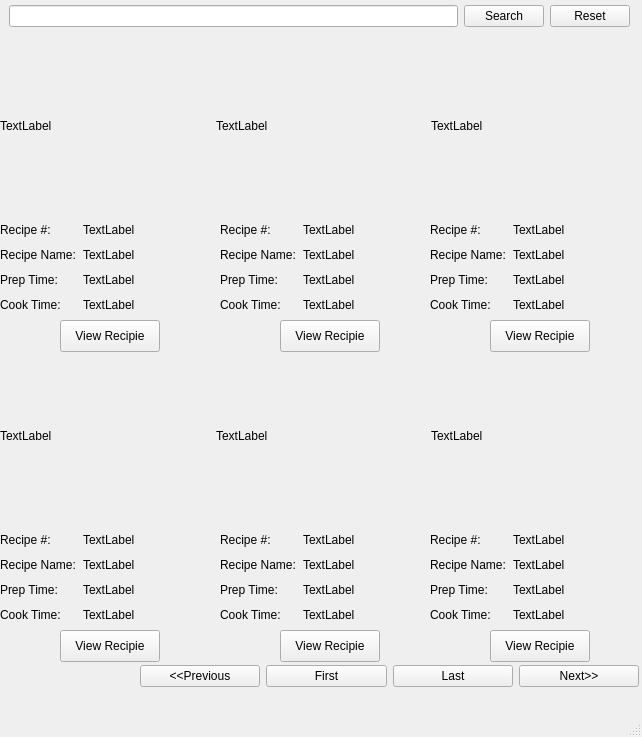
Above: mainwindow.ui from TheNuclearNexus/2050-Final-Project before the change. Below: the same form after it.
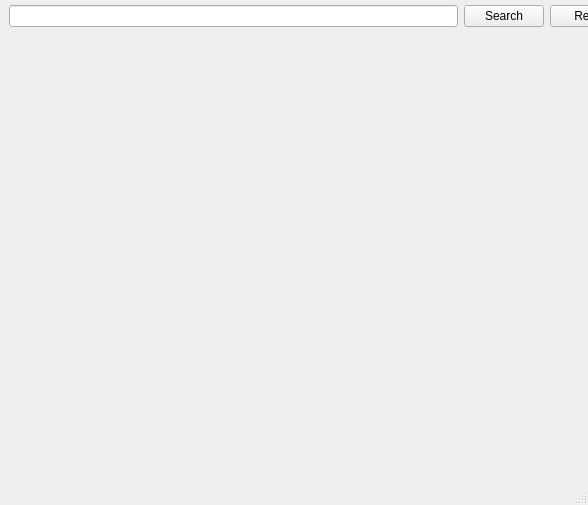
That is the form after the change.

Commit message: RecipeUI previous first next function working, last is not working as supposed to

Diff of the .ui file:
```diff
--- a/mainwindow.ui
+++ b/mainwindow.ui
@@ -6,206 +6,14 @@
    <rect>
     <x>0</x>
     <y>0</y>
-    <width>642</width>
-    <height>737</height>
+    <width>588</width>
+    <height>505</height>
    </rect>
   </property>
   <property name="windowTitle">
    <string>MainWindow</string>
   </property>
   <widget class="QWidget" name="centralwidget">
-   <widget class="QWidget" name="horizontalLayoutWidget">
-    <property name="geometry">
-     <rect>
-      <x>0</x>
-      <y>40</y>
-      <width>641</width>
-      <height>171</height>
-     </rect>
-    </property>
-    <layout class="QHBoxLayout" name="recipie_row_0">
-     <item>
-      <widget class="QLabel" name="recepie_1_pic">
-       <property name="text">
-        <string>TextLabel</string>
-       </property>
-       <property name="scaledContents">
-        <bool>true</bool>
-       </property>
-      </widget>
-     </item>
-     <item>
-      <widget class="QLabel" name="recepie_2_pic">
-       <property name="text">
-        <string>TextLabel</string>
-       </property>
-       <property name="scaledContents">
-        <bool>true</bool>
-       </property>
-      </widget>
-     </item>
-     <item>
-      <widget class="QLabel" name="recepie_3_pic">
-       <property name="text">
-        <string>TextLabel</string>
-       </property>
-       <property name="scaledContents">
-        <bool>true</bool>
-       </property>
-      </widget>
-     </item>
-    </layout>
-   </widget>
-   <widget class="QWidget" name="horizontalLayoutWidget_2">
-    <property name="geometry">
-     <rect>
-      <x>0</x>
-      <y>350</y>
-      <width>641</width>
-      <height>171</height>
-     </rect>
-    </property>
-    <layout class="QHBoxLayout" name="recipie_row_1">
-     <item>
-      <widget class="QLabel" name="recepie_4_pic">
-       <property name="text">
-        <string>TextLabel</string>
-       </property>
-       <property name="scaledContents">
-        <bool>true</bool>
-       </property>
-      </widget>
-     </item>
-     <item>
-      <widget class="QLabel" name="recepie_6_pic">
-       <property name="text">
-        <string>TextLabel</string>
-       </property>
-       <property name="scaledContents">
-        <bool>true</bool>
-       </property>
-      </widget>
-     </item>
-     <item>
-      <widget class="QLabel" name="recepie_5_pic">
-       <property name="text">
-        <string>TextLabel</string>
-       </property>
-       <property name="scaledContents">
-        <bool>true</bool>
-       </property>
-      </widget>
-     </item>
-    </layout>
-   </widget>
-   <widget class="QWidget" name="horizontalLayoutWidget_3">
-    <property name="geometry">
-     <rect>
-      <x>140</x>
-      <y>660</y>
-      <width>499</width>
-      <height>32</height>
-     </rect>
-    </property>
-    <layout class="QHBoxLayout" name="browse_button">
-     <item>
-      <widget class="QPushButton" name="previous_button">
-       <property name="text">
-        <string>&lt;&lt;Previous</string>
-       </property>
-      </widget>
-     </item>
-     <item>
-      <widget class="QPushButton" name="first_button">
-       <property name="text">
-        <string>First</string>
-       </property>
-      </widget>
-     </item>
-     <item>
-      <widget class="QPushButton" name="last_button">
-       <property name="text">
-        <string>Last</string>
-       </property>
-      </widget>
-     </item>
-     <item>
-      <widget class="QPushButton" name="pushButton">
-       <property name="text">
-        <string>Next&gt;&gt;</string>
-       </property>
-      </widget>
-     </item>
-    </layout>
-   </widget>
-   <widget class="QWidget" name="gridLayoutWidget">
-    <property name="geometry">
-     <rect>
-      <x>0</x>
-      <y>220</y>
-      <width>160</width>
-      <height>94</height>
-     </rect>
-    </property>
-    <layout class="QGridLayout" name="recipe_1">
-     <item row="3" column="0">
-      <widget class="QLabel" name="first_recipe_3_0">
-       <property name="text">
-        <string>Cook Time:</string>
-       </property>
-      </widget>
-     </item>
-     <item row="0" column="0">
-      <widget class="QLabel" name="first_recipe_0_0">
-       <property name="text">
-        <string>Recipe #:</string>
-       </property>
-      </widget>
-     </item>
-     <item row="2" column="0">
-      <widget class="QLabel" name="first_recipe_2_0">
-       <property name="text">
-        <string>Prep Time:</string>
-       </property>
-      </widget>
-     </item>
-     <item row="1" column="0">
-      <widget class="QLabel" name="first_recipe_1_0">
-       <property name="text">
-        <string>Recipe Name:</string>
-       </property>
-      </widget>
-     </item>
-     <item row="1" column="1">
-      <widget class="QLabel" name="first_recipe_1_1">
-       <property name="text">
-        <string>TextLabel</string>
-       </property>
-      </widget>
-     </item>
-     <item row="0" column="1">
-      <widget class="QLabel" name="first_recipe_0_1">
-       <property name="text">
-        <string>TextLabel</string>
-       </property>
-      </widget>
-     </item>
-     <item row="2" column="1">
-      <widget class="QLabel" name="first_recipe_2_1">
-       <property name="text">
-        <string>TextLabel</string>
-       </property>
-      </widget>
-     </item>
-     <item row="3" column="1">
-      <widget class="QLabel" name="first_recipe_3_1">
-       <property name="text">
-        <string>TextLabel</string>
-       </property>
-      </widget>
-     </item>
-    </layout>
-   </widget>
    <widget class="QWidget" name="horizontalLayoutWidget_4">
     <property name="geometry">
      <rect>
@@ -235,424 +43,6 @@
      </item>
     </layout>
    </widget>
-   <widget class="QWidget" name="gridLayoutWidget_2">
-    <property name="geometry">
-     <rect>
-      <x>220</x>
-      <y>220</y>
-      <width>160</width>
-      <height>94</height>
-     </rect>
-    </property>
-    <layout class="QGridLayout" name="recipe_2">
-     <item row="3" column="0">
-      <widget class="QLabel" name="second_recipe_3_0">
-       <property name="text">
-        <string>Cook Time:</string>
-       </property>
-      </widget>
-     </item>
-     <item row="0" column="0">
-      <widget class="QLabel" name="second_recipe_0_0">
-       <property name="text">
-        <string>Recipe #:</string>
-       </property>
-      </widget>
-     </item>
-     <item row="2" column="0">
-      <widget class="QLabel" name="second_recipe_2_0">
-       <property name="text">
-        <string>Prep Time:</string>
-       </property>
-      </widget>
-     </item>
-     <item row="1" column="0">
-      <widget class="QLabel" name="second_recipe_1_0">
-       <property name="text">
-        <string>Recipe Name:</string>
-       </property>
-      </widget>
-     </item>
-     <item row="1" column="1">
-      <widget class="QLabel" name="second_recipe_1_1">
-       <property name="text">
-        <string>TextLabel</string>
-       </property>
-      </widget>
-     </item>
-     <item row="0" column="1">
-      <widget class="QLabel" name="second_recipe_0_1">
-       <property name="text">
-        <string>TextLabel</string>
-       </property>
-      </widget>
-     </item>
-     <item row="2" column="1">
-      <widget class="QLabel" name="second_recipe_2_1">
-       <property name="text">
-        <string>TextLabel</string>
-       </property>
-      </widget>
-     </item>
-     <item row="3" column="1">
-      <widget class="QLabel" name="second_recipe_3_1">
-       <property name="text">
-        <string>TextLabel</string>
-       </property>
-      </widget>
-     </item>
-    </layout>
-   </widget>
-   <widget class="QWidget" name="gridLayoutWidget_3">
-    <property name="geometry">
-     <rect>
-      <x>430</x>
-      <y>220</y>
-      <width>160</width>
-      <height>94</height>
-     </rect>
-    </property>
-    <layout class="QGridLayout" name="recipe_3">
-     <item row="3" column="0">
-      <widget class="QLabel" name="third_recipe_3_0">
-       <property name="text">
-        <string>Cook Time:</string>
-       </property>
-      </widget>
-     </item>
-     <item row="0" column="0">
-      <widget class="QLabel" name="third_recipe_0_0">
-       <property name="text">
-        <string>Recipe #:</string>
-       </property>
-      </widget>
-     </item>
-     <item row="2" column="0">
-      <widget class="QLabel" name="third_recipe_2_0">
-       <property name="text">
-        <string>Prep Time:</string>
-       </property>
-      </widget>
-     </item>
-     <item row="1" column="0">
-      <widget class="QLabel" name="third_recipe_1_0">
-       <property name="text">
-        <string>Recipe Name:</string>
-       </property>
-      </widget>
-     </item>
-     <item row="1" column="1">
-      <widget class="QLabel" name="third_recipe_1_1">
-       <property name="text">
-        <string>TextLabel</string>
-       </property>
-      </widget>
-     </item>
-     <item row="0" column="1">
-      <widget class="QLabel" name="third_recipe_0_1">
-       <property name="text">
-        <string>TextLabel</string>
-       </property>
-      </widget>
-     </item>
-     <item row="2" column="1">
-      <widget class="QLabel" name="third_recipe_2_1">
-       <property name="text">
-        <string>TextLabel</string>
-       </property>
-      </widget>
-     </item>
-     <item row="3" column="1">
-      <widget class="QLabel" name="third_recipe_3_1">
-       <property name="text">
-        <string>TextLabel</string>
-       </property>
-      </widget>
-     </item>
-    </layout>
-   </widget>
-   <widget class="QWidget" name="gridLayoutWidget_4">
-    <property name="geometry">
-     <rect>
-      <x>0</x>
-      <y>530</y>
-      <width>160</width>
-      <height>94</height>
-     </rect>
-    </property>
-    <layout class="QGridLayout" name="recipe_4">
-     <item row="3" column="0">
-      <widget class="QLabel" name="fourth_recipe_3_0">
-       <property name="text">
-        <string>Cook Time:</string>
-       </property>
-      </widget>
-     </item>
-     <item row="0" column="0">
-      <widget class="QLabel" name="fourth_recipe_0_0">
-       <property name="text">
-        <string>Recipe #:</string>
-       </property>
-      </widget>
-     </item>
-     <item row="2" column="0">
-      <widget class="QLabel" name="fourth_recipe_2_0">
-       <property name="text">
-        <string>Prep Time:</string>
-       </property>
-      </widget>
-     </item>
-     <item row="1" column="0">
-      <widget class="QLabel" name="fourth_recipe_1_0">
-       <property name="text">
-        <string>Recipe Name:</string>
-       </property>
-      </widget>
-     </item>
-     <item row="1" column="1">
-      <widget class="QLabel" name="fourth_recipe_1_1">
-       <property name="text">
-        <string>TextLabel</string>
-       </property>
-      </widget>
-     </item>
-     <item row="0" column="1">
-      <widget class="QLabel" name="fourth_recipe_0_1">
-       <property name="text">
-        <string>TextLabel</string>
-       </property>
-      </widget>
-     </item>
-     <item row="2" column="1">
-      <widget class="QLabel" name="fourth_recipe_2_1">
-       <property name="text">
-        <string>TextLabel</string>
-       </property>
-      </widget>
-     </item>
-     <item row="3" column="1">
-      <widget class="QLabel" name="fourth_recipe_3_1">
-       <property name="text">
-        <string>TextLabel</string>
-       </property>
-      </widget>
-     </item>
-    </layout>
-   </widget>
-   <widget class="QWidget" name="gridLayoutWidget_5">
-    <property name="geometry">
-     <rect>
-      <x>220</x>
-      <y>530</y>
-      <width>160</width>
-      <height>94</height>
-     </rect>
-    </property>
-    <layout class="QGridLayout" name="recipe_5">
-     <item row="3" column="0">
-      <widget class="QLabel" name="fifth_recipe_3_0">
-       <property name="text">
-        <string>Cook Time:</string>
-       </property>
-      </widget>
-     </item>
-     <item row="0" column="0">
-      <widget class="QLabel" name="fifth_recipe_0_0">
-       <property name="text">
-        <string>Recipe #:</string>
-       </property>
-      </widget>
-     </item>
-     <item row="2" column="0">
-      <widget class="QLabel" name="fifth_recipe_2_0">
-       <property name="text">
-        <string>Prep Time:</string>
-       </property>
-      </widget>
-     </item>
-     <item row="1" column="0">
-      <widget class="QLabel" name="fifth_recipe_1_0">
-       <property name="text">
-        <string>Recipe Name:</string>
-       </property>
-      </widget>
-     </item>
-     <item row="1" column="1">
-      <widget class="QLabel" name="fifth_recipe_1_1">
-       <property name="text">
-        <string>TextLabel</string>
-       </property>
-      </widget>
-     </item>
-     <item row="0" column="1">
-      <widget class="QLabel" name="fifth_recipe_0_1">
-       <property name="text">
-        <string>TextLabel</string>
-       </property>
-      </widget>
-     </item>
-     <item row="2" column="1">
-      <widget class="QLabel" name="fifth_recipe_2_1">
-       <property name="text">
-        <string>TextLabel</string>
-       </property>
-      </widget>
-     </item>
-     <item row="3" column="1">
-      <widget class="QLabel" name="fifth_recipe_3_1">
-       <property name="text">
-        <string>TextLabel</string>
-       </property>
-      </widget>
-     </item>
-    </layout>
-   </widget>
-   <widget class="QWidget" name="gridLayoutWidget_6">
-    <property name="geometry">
-     <rect>
-      <x>430</x>
-      <y>530</y>
-      <width>160</width>
-      <height>94</height>
-     </rect>
-    </property>
-    <layout class="QGridLayout" name="recipe_6">
-     <item row="3" column="0">
-      <widget class="QLabel" name="sixth_recipe_3_0">
-       <property name="text">
-        <string>Cook Time:</string>
-       </property>
-      </widget>
-     </item>
-     <item row="0" column="0">
-      <widget class="QLabel" name="sixth_recipe_0_0">
-       <property name="text">
-        <string>Recipe #:</string>
-       </property>
-      </widget>
-     </item>
-     <item row="2" column="0">
-      <widget class="QLabel" name="sixth_recipe_2_0">
-       <property name="text">
-        <string>Prep Time:</string>
-       </property>
-      </widget>
-     </item>
-     <item row="1" column="0">
-      <widget class="QLabel" name="sixth_recipe_1_0">
-       <property name="text">
-        <string>Recipe Name:</string>
-       </property>
-      </widget>
-     </item>
-     <item row="1" column="1">
-      <widget class="QLabel" name="sixth_recipe_1_1">
-       <property name="text">
-        <string>TextLabel</string>
-       </property>
-      </widget>
-     </item>
-     <item row="0" column="1">
-      <widget class="QLabel" name="sixth_recipe_0_1">
-       <property name="text">
-        <string>TextLabel</string>
-       </property>
-      </widget>
-     </item>
-     <item row="2" column="1">
-      <widget class="QLabel" name="sixth_recipe_2_1">
-       <property name="text">
-        <string>TextLabel</string>
-       </property>
-      </widget>
-     </item>
-     <item row="3" column="1">
-      <widget class="QLabel" name="sixth_recipe_3_1">
-       <property name="text">
-        <string>TextLabel</string>
-       </property>
-      </widget>
-     </item>
-    </layout>
-   </widget>
-   <widget class="QPushButton" name="pushButton_2">
-    <property name="geometry">
-     <rect>
-      <x>60</x>
-      <y>320</y>
-      <width>100</width>
-      <height>32</height>
-     </rect>
-    </property>
-    <property name="text">
-     <string>View Recipie</string>
-    </property>
-   </widget>
-   <widget class="QPushButton" name="pushButton_3">
-    <property name="geometry">
-     <rect>
-      <x>490</x>
-      <y>320</y>
-      <width>100</width>
-      <height>32</height>
-     </rect>
-    </property>
-    <property name="text">
-     <string>View Recipie</string>
-    </property>
-   </widget>
-   <widget class="QPushButton" name="pushButton_4">
-    <property name="geometry">
-     <rect>
-      <x>280</x>
-      <y>320</y>
-      <width>100</width>
-      <height>32</height>
-     </rect>
-    </property>
-    <property name="text">
-     <string>View Recipie</string>
-    </property>
-   </widget>
-   <widget class="QPushButton" name="pushButton_5">
-    <property name="geometry">
-     <rect>
-      <x>490</x>
-      <y>630</y>
-      <width>100</width>
-      <height>32</height>
-     </rect>
-    </property>
-    <property name="text">
-     <string>View Recipie</string>
-    </property>
-   </widget>
-   <widget class="QPushButton" name="pushButton_6">
-    <property name="geometry">
-     <rect>
-      <x>280</x>
-      <y>630</y>
-      <width>100</width>
-      <height>32</height>
-     </rect>
-    </property>
-    <property name="text">
-     <string>View Recipie</string>
-    </property>
-   </widget>
-   <widget class="QPushButton" name="pushButton_7">
-    <property name="geometry">
-     <rect>
-      <x>60</x>
-      <y>630</y>
-      <width>100</width>
-      <height>32</height>
-     </rect>
-    </property>
-    <property name="text">
-     <string>View Recipie</string>
-    </property>
-   </widget>
   </widget>
   <widget class="QStatusBar" name="statusbar"/>
   <action name="action_open">
```
The commit also changes 6 other files.
